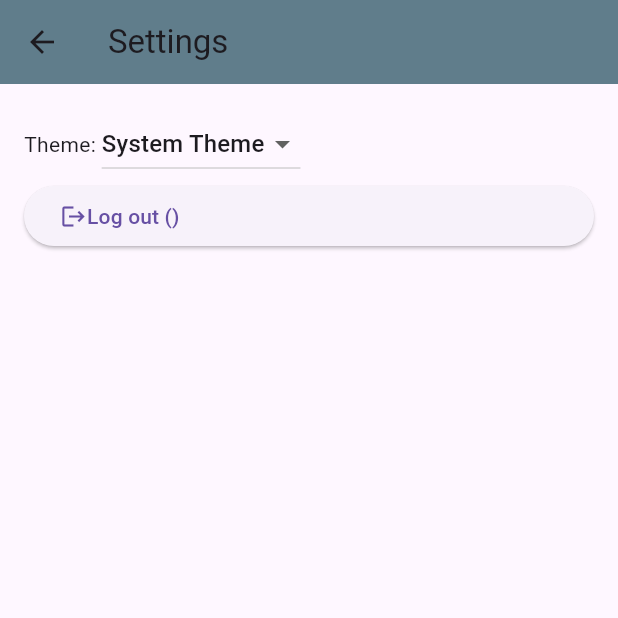
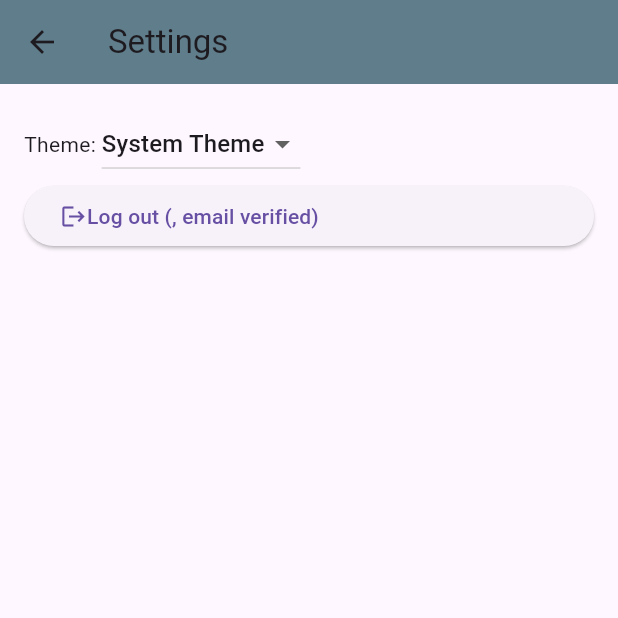
Before and after one commit to SonnyAD/test-flutter-firebase, a Flutter app: the SettingsView screen opened by its route, on a phone screen of 412 x 824 dp, the top half of it. Run offline on Flutter 3.47's test engine with Material 3 defaults, Android fonts, the phone set to English and light mode, and no system bars; our stand-ins replace firebase_auth, firebase_core, flutter_svg, google_sign_in, simple_gradient_text; accounts and stored records are empty; generated files the repository leaves out were written again; statements that could not run were skipped.

Commit message:
Displays if email is verified or not in Settings

```diff
--- a/lib/src/settings/settings_view.dart
+++ b/lib/src/settings/settings_view.dart
@@ -69,7 +69,7 @@ class SettingsView extends StatelessWidget {
                   children: [
                     Icon(Icons.logout),
                     Text(
-                        'Log out (${FirebaseAuth.instance.currentUser?.email})')
+                        'Log out (${FirebaseAuth.instance.currentUser?.email}, email ${FirebaseAuth.instance.currentUser!.emailVerified ? '' : 'not '}verified)')
                   ],
                 ))
           ]),
```
